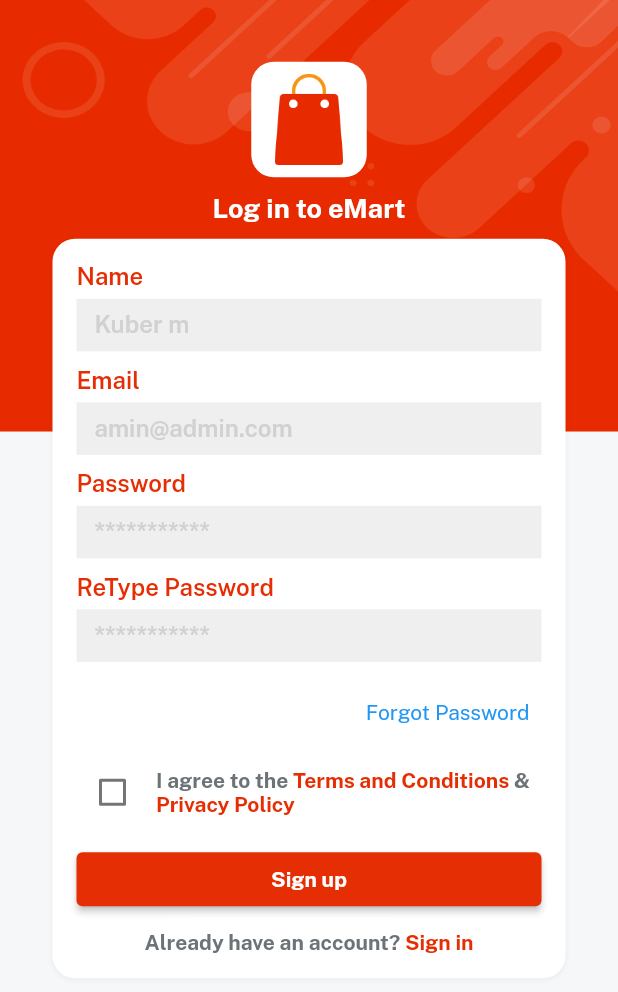
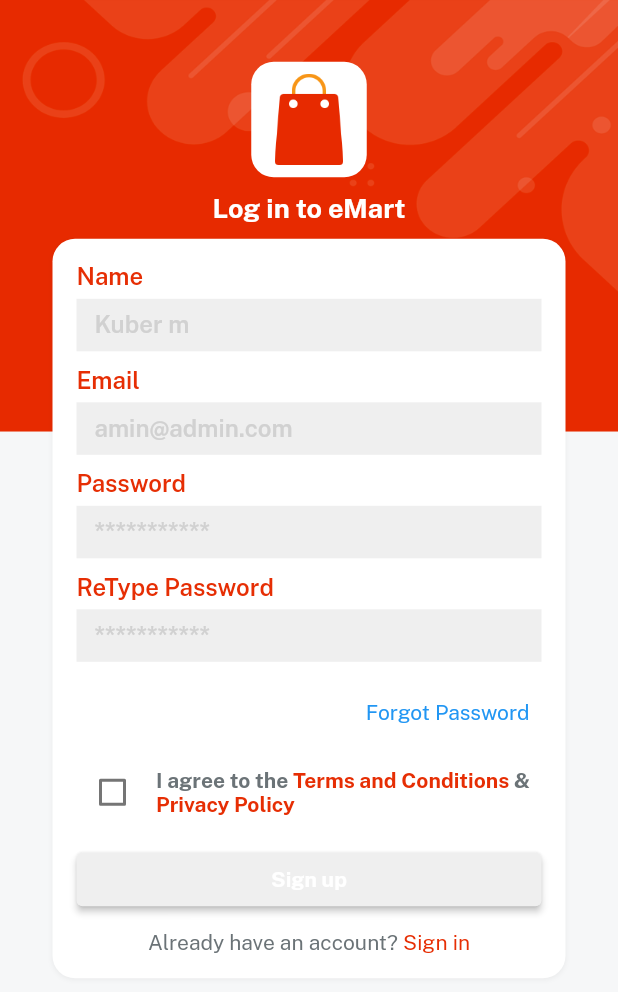
Before and after one commit to kubermirajakar/eCommerceApp, a Flutter app: the screen it shows after launch, after a tap on "Sign up", on a phone screen of 412 x 824 dp. Shown: the top 992 px of the screen. Run offline on Flutter 3.47's test engine with Material 2 defaults, Android fonts, the phone set to English and light mode, and no system bars; our stand-ins replace get, velocity_x.

Commit message:
Some fix

```diff
--- a/lib/auth_screen/login_screen.dart
+++ b/lib/auth_screen/login_screen.dart
@@ -1,6 +1,7 @@
 import 'package:ecommerceapp/auth_screen/signup_screen.dart';
 import 'package:ecommerceapp/consts/consts.dart';
 import 'package:ecommerceapp/consts/socialIconList.dart';
+import 'package:ecommerceapp/home_screen/home_screen.dart';
 import 'package:ecommerceapp/widgets_common/applogo_widget.dart';
 import 'package:ecommerceapp/widgets_common/background_widget.dart';
 import 'package:ecommerceapp/widgets_common/common_button.dart';
@@ -19,6 +20,7 @@ class _LoginScreenState extends State<LoginScreen> {
   Widget build(BuildContext context) {
     return bgWidget(
         child: Scaffold(
+      resizeToAvoidBottomInset: false,
       body: Center(
         child: Column(
           children: [
@@ -47,7 +49,9 @@ class _LoginScreenState extends State<LoginScreen> {
                 5.heightBox,
                 commonButton(
                         color: redColor,
-                        onPress: () {},
+                        onPress: () {
+                          Get.to(() => HomeScreen());
+                        },
                         textColor: whiteColor,
                         title: signIn)
                     .box
--- a/lib/auth_screen/signup_screen.dart
+++ b/lib/auth_screen/signup_screen.dart
@@ -15,6 +15,8 @@ class SignUpScreen extends StatefulWidget {
 }
 
 class _SignUpScreenState extends State<SignUpScreen> {
+  bool? isCheck = false;
+
   @override
   Widget build(BuildContext context) {
     return bgWidget(
@@ -57,9 +59,14 @@ class _SignUpScreenState extends State<SignUpScreen> {
                 Row(
                   children: [
                     Checkbox(
-                      value: false,
-                      onChanged: (newValue) {},
-                      checkColor: redColor,
+                      activeColor: redColor,
+                      value: isCheck,
+                      onChanged: (newValue) {
+                        setState(() {
+                          isCheck = newValue;
+                        });
+                      },
+                      checkColor: whiteColor,
                     ),
                     5.widthBox,
                     Expanded(
@@ -102,7 +109,7 @@ class _SignUpScreenState extends State<SignUpScreen> {
                 ),
                 10.heightBox,
                 commonButton(
-                        color: redColor,
+                        color: isCheck == true ? redColor : lightGrey,
                         onPress: () {},
                         textColor: whiteColor,
                         title: signUp)
@@ -110,28 +117,37 @@ class _SignUpScreenState extends State<SignUpScreen> {
                     .width(context.screenWidth - 50)
                     .make(),
                 10.heightBox,
-                RichText(
-                  text: TextSpan(
-                    children: [
-                      TextSpan(
-                        text: alreadyHaveAccount,
-                        style: TextStyle(
-                          fontFamily: bold,
-                          color: fontGrey,
-                        ),
-                      ),
-                      TextSpan(
-                        text: signIn,
-                        style: TextStyle(
-                          fontFamily: bold,
-                          color: redColor,
-                        ),
-                      ),
-                    ],
-                  ),
-                ).onTap(() {
-                  Get.back();
-                })
+                // RichText(
+                //   text: TextSpan(
+                //     children: [
+                //       TextSpan(
+                //         text: alreadyHaveAccount,
+                //         style: TextStyle(
+                //           fontFamily: bold,
+                //           color: fontGrey,
+                //         ),
+                //       ),
+                //       TextSpan(
+                //         text: signIn,
+                //         style: TextStyle(
+                //           fontFamily: bold,
+                //           color: redColor,
+                //         ),
+                //       ),
+                //     ],
+                //   ),
+                // ).onTap(() {
+                //   Get.back();
+                // })
+                Row(
+                  mainAxisAlignment: MainAxisAlignment.center,
+                  children: [
+                    alreadyHaveAccount.text.color(fontGrey).make(),
+                    signIn.text.color(redColor).make().onTap(() {
+                      Get.back();
+                    })
+                  ],
+                )
               ],
             )
                 .box
```
Also changed, not shown: lib/home_screen/home_screen.dart (added, +12 -0 lines).
